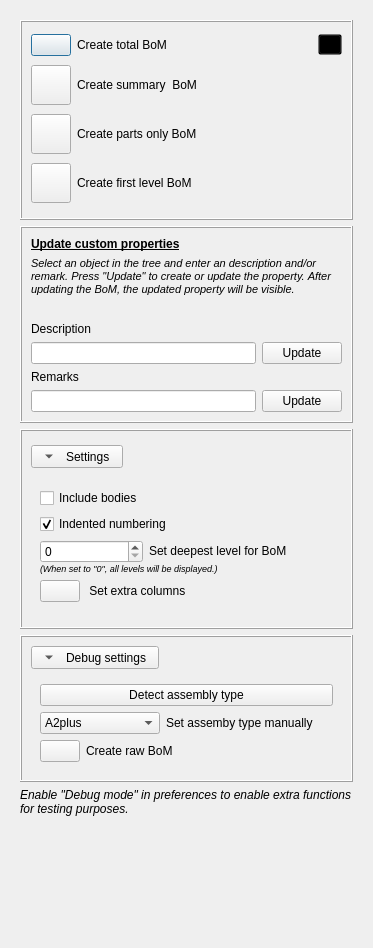
This is Resources/UI/BoM_Panel.ui in APEbbers/BillOfMaterials-WB as Qt 5 draws it before an edit. The edited form follows.
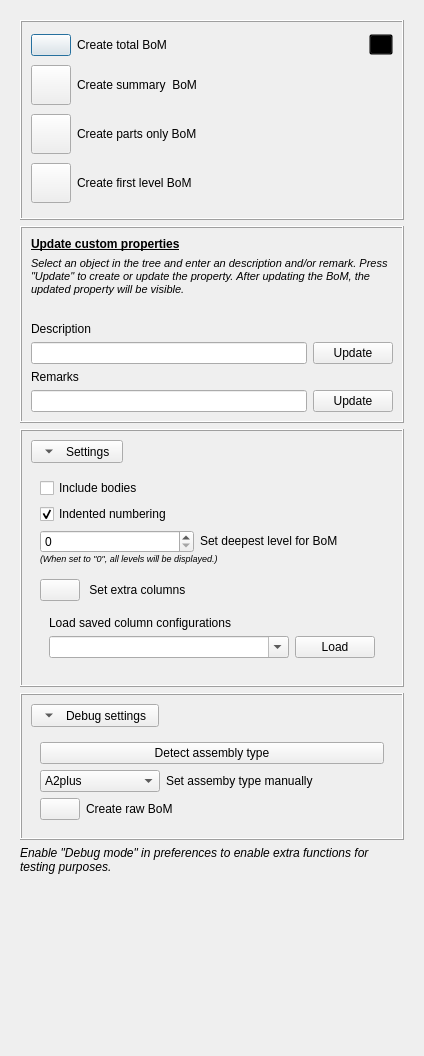
This is the edited form. Icons and pictures are not drawn.

Commit message: Added load button to panel

What changed in the file:
```diff
--- a/Resources/UI/BoM_Panel.ui
+++ b/Resources/UI/BoM_Panel.ui
@@ -6,8 +6,8 @@
    <rect>
     <x>0</x>
     <y>0</y>
-    <width>373</width>
-    <height>948</height>
+    <width>424</width>
+    <height>1056</height>
    </rect>
   </property>
   <property name="sizePolicy">
@@ -31,8 +31,8 @@
   <property name="modal">
    <bool>true</bool>
   </property>
-  <layout class="QGridLayout" name="gridLayout_6">
-   <item row="0" column="0" alignment="Qt::AlignmentFlag::AlignTop">
+  <layout class="QGridLayout" name="gridLayout_20">
+   <item row="0" column="0">
     <widget class="QFrame" name="MainFrame">
      <layout class="QVBoxLayout" name="verticalLayout">
       <property name="sizeConstraint">
@@ -308,6 +308,12 @@
            </item>
            <item row="1" column="0" colspan="2">
             <widget class="QLabel" name="label_13">
+             <property name="minimumSize">
+              <size>
+               <width>0</width>
+               <height>30</height>
+              </size>
+             </property>
              <property name="font">
               <font>
                <pointsize>8</pointsize>
@@ -349,6 +355,12 @@
       </item>
       <item>
        <widget class="QFrame" name="frame_3">
+        <property name="sizePolicy">
+         <sizepolicy hsizetype="Preferred" vsizetype="MinimumExpanding">
+          <horstretch>0</horstretch>
+          <verstretch>0</verstretch>
+         </sizepolicy>
+        </property>
         <property name="minimumSize">
          <size>
           <width>0</width>
@@ -434,6 +446,23 @@
             <enum>QFrame::Shadow::Raised</enum>
            </property>
            <layout class="QGridLayout" name="gridLayout_10">
+            <item row="2" column="0">
+             <widget class="QCheckBox" name="IndentedNumbering">
+              <property name="text">
+               <string>Indented numbering</string>
+              </property>
+              <property name="checked">
+               <bool>true</bool>
+              </property>
+             </widget>
+            </item>
+            <item row="1" column="0">
+             <widget class="QCheckBox" name="IncludeBodies">
+              <property name="text">
+               <string>Include bodies</string>
+              </property>
+             </widget>
+            </item>
             <item row="3" column="0">
              <layout class="QGridLayout" name="gridLayout">
               <property name="verticalSpacing">
@@ -450,7 +479,7 @@
                 <property name="minimumSize">
                  <size>
                   <width>20</width>
-                  <height>0</height>
+                  <height>20</height>
                  </size>
                 </property>
                 <property name="maximumSize">
@@ -522,7 +551,7 @@
                 <property name="minimumSize">
                  <size>
                   <width>200</width>
-                  <height>0</height>
+                  <height>20</height>
                  </size>
                 </property>
                 <property name="text">
@@ -538,16 +567,6 @@
               </item>
              </layout>
             </item>
-            <item row="2" column="0">
-             <widget class="QCheckBox" name="IndentedNumbering">
-              <property name="text">
-               <string>Indented numbering</string>
-              </property>
-              <property name="checked">
-               <bool>true</bool>
-              </property>
-             </widget>
-            </item>
             <item row="4" column="0">
              <layout class="QGridLayout" name="gridLayout_3">
               <item row="0" column="1">
@@ -582,11 +601,79 @@
               </item>
              </layout>
             </item>
-            <item row="1" column="0">
-             <widget class="QCheckBox" name="IncludeBodies">
-              <property name="text">
-               <string>Include bodies</string>
+            <item row="5" column="0">
+             <widget class="QFrame" name="">
+              <property name="sizePolicy">
+               <sizepolicy hsizetype="Preferred" vsizetype="MinimumExpanding">
+                <horstretch>0</horstretch>
+                <verstretch>0</verstretch>
+               </sizepolicy>
               </property>
+              <property name="minimumSize">
+               <size>
+                <width>0</width>
+                <height>30</height>
+               </size>
+              </property>
+              <layout class="QGridLayout" name="gridLayout_6">
+               <item row="1" column="0">
+                <widget class="QComboBox" name="ColumnsConfigList">
+                 <property name="sizePolicy">
+                  <sizepolicy hsizetype="Expanding" vsizetype="MinimumExpanding">
+                   <horstretch>0</horstretch>
+                   <verstretch>0</verstretch>
+                  </sizepolicy>
+                 </property>
+                 <property name="minimumSize">
+                  <size>
+                   <width>0</width>
+                   <height>20</height>
+                  </size>
+                 </property>
+                 <property name="maximumSize">
+                  <size>
+                   <width>16777215</width>
+                   <height>30</height>
+                  </size>
+                 </property>
+                 <property name="editable">
+                  <bool>true</bool>
+                 </property>
+                </widget>
+               </item>
+               <item row="1" column="1">
+                <widget class="QPushButton" name="LoadColumns">
+                 <property name="sizePolicy">
+                  <sizepolicy hsizetype="Minimum" vsizetype="MinimumExpanding">
+                   <horstretch>0</horstretch>
+                   <verstretch>0</verstretch>
+                  </sizepolicy>
+                 </property>
+                 <property name="minimumSize">
+                  <size>
+                   <width>0</width>
+                   <height>20</height>
+                  </size>
+                 </property>
+                 <property name="maximumSize">
+                  <size>
+                   <width>16777215</width>
+                   <height>30</height>
+                  </size>
+                 </property>
+                 <property name="text">
+                  <string>Load</string>
+                 </property>
+                </widget>
+               </item>
+               <item row="0" column="0">
+                <widget class="QLabel" name="label_14">
+                 <property name="text">
+                  <string>Load saved column configurations</string>
+                 </property>
+                </widget>
+               </item>
+              </layout>
              </widget>
             </item>
            </layout>
```
The commit also changes 1 other file.
